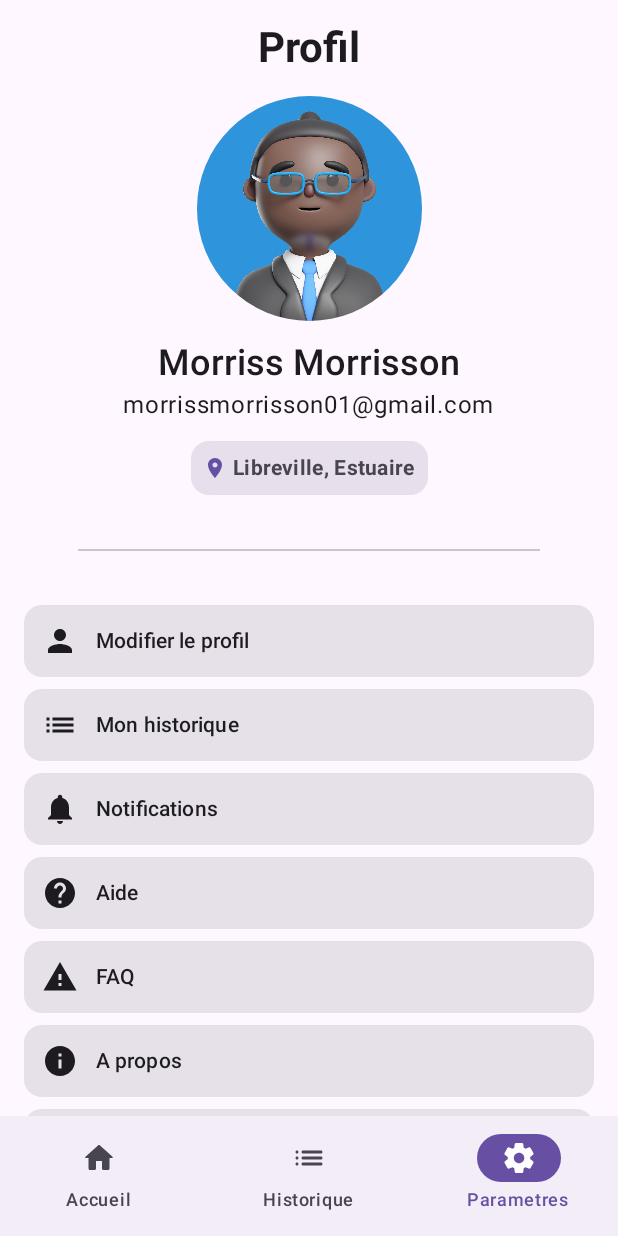
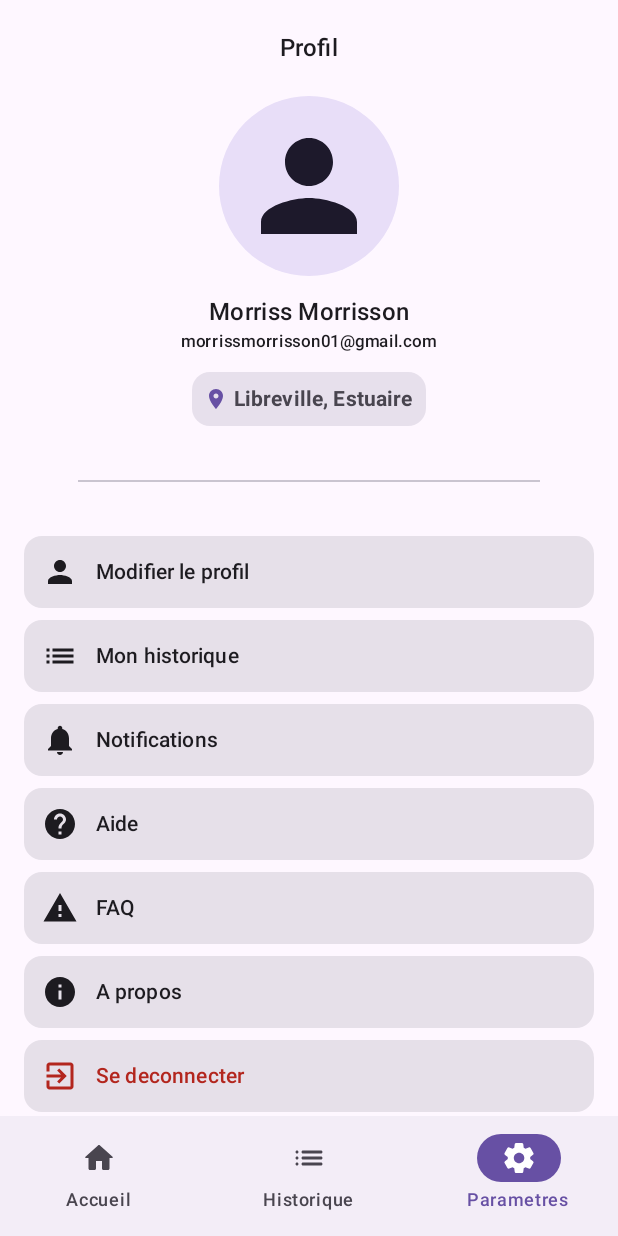
Before and after one commit to MelSardes/Nomad, an Android app built with Jetpack Compose: the Settings screen opened through its navigation route, on a phone screen of 412 x 824 dp. Run offline under Robolectric (Android 15) with nearby library versions, the phone set to English and light mode, and no system bars.

Commit message:
Update fonts and change avatar

```diff
--- a/app/src/main/java/com/mukite/nomad/ui/UserProfile.kt
+++ b/app/src/main/java/com/mukite/nomad/ui/UserProfile.kt
@@ -4,6 +4,7 @@ import android.app.Activity
 import androidx.compose.animation.AnimatedVisibility
 import androidx.compose.foundation.Image
 import androidx.compose.foundation.ScrollState
+import androidx.compose.foundation.background
 import androidx.compose.foundation.layout.Arrangement
 import androidx.compose.foundation.layout.Box
 import androidx.compose.foundation.layout.Column
@@ -76,7 +77,7 @@ fun Settings(
                 title = {
                     Text(
                         text = stringResource(id = R.string.profile),
-                        style = MaterialTheme.typography.headlineMedium.copy(fontWeight = FontWeight.Bold)
+                        style = MaterialTheme.typography.titleMedium
                     )
                 },
                 scrollBehavior = TopAppBarDefaults.enterAlwaysScrollBehavior(appBarScrollState)
@@ -164,10 +165,7 @@ fun SettingItem(
             Text(
                 text = title,
                 textAlign = TextAlign.Start,
-                style = MaterialTheme.typography.titleSmall.copy(
-                    fontWeight = FontWeight.Medium,
-                    color = exitColor
-                )
+                style = MaterialTheme.typography.titleSmall.copy(color = exitColor)
             )
         }
     }
@@ -185,15 +183,13 @@ fun ProfileSection(modifier: Modifier = Modifier) {
         Column(horizontalAlignment = Alignment.CenterHorizontally) {
             Text(
                 text = stringResource(R.string.user_profile_name),
-                style = MaterialTheme.typography.headlineSmall.copy(
-                    fontWeight = FontWeight.SemiBold
-                ),
+                style = MaterialTheme.typography.titleMedium,
                 modifier = modifier
             )
 
             Text(
                 text = stringResource(R.string.user_profile_email),
-                style = MaterialTheme.typography.bodyLarge,
+                style = MaterialTheme.typography.labelSmall,
                 modifier = modifier
             )
         }
@@ -217,7 +213,7 @@ fun ProfileSection(modifier: Modifier = Modifier) {
                 Text(
                     text = stringResource(R.string.user_profile_location),
                     color = MaterialTheme.colorScheme.onSurfaceVariant,
-                    style = MaterialTheme.typography.bodyMedium.copy(fontWeight = FontWeight.Bold)
+                    style = MaterialTheme.typography.labelLarge.copy(fontWeight = FontWeight.Bold)
                 )
             }
         }
@@ -227,15 +223,16 @@ fun ProfileSection(modifier: Modifier = Modifier) {
 @Composable
 fun ProfilePhotoSection(modifier: Modifier = Modifier) {
     Box(modifier = modifier
-        .size(150.dp)
+        .size(120.dp)
         .clip(CircleShape)
+        .background(MaterialTheme.colorScheme.secondaryContainer),
+        contentAlignment = Alignment.Center
     ) {
-        Image(
-            painter = painterResource(id = R.drawable.avatar),
+        Icon(
+            imageVector = Icons.Default.Person,
             contentDescription = null,
-            modifier = Modifier.fillMaxSize(),
-            contentScale = ContentScale.Crop,
-            alignment = Alignment.Center
+            tint = MaterialTheme.colorScheme.onSecondaryContainer,
+            modifier = Modifier.fillMaxSize(0.8f)
         )
     }
 }
```
